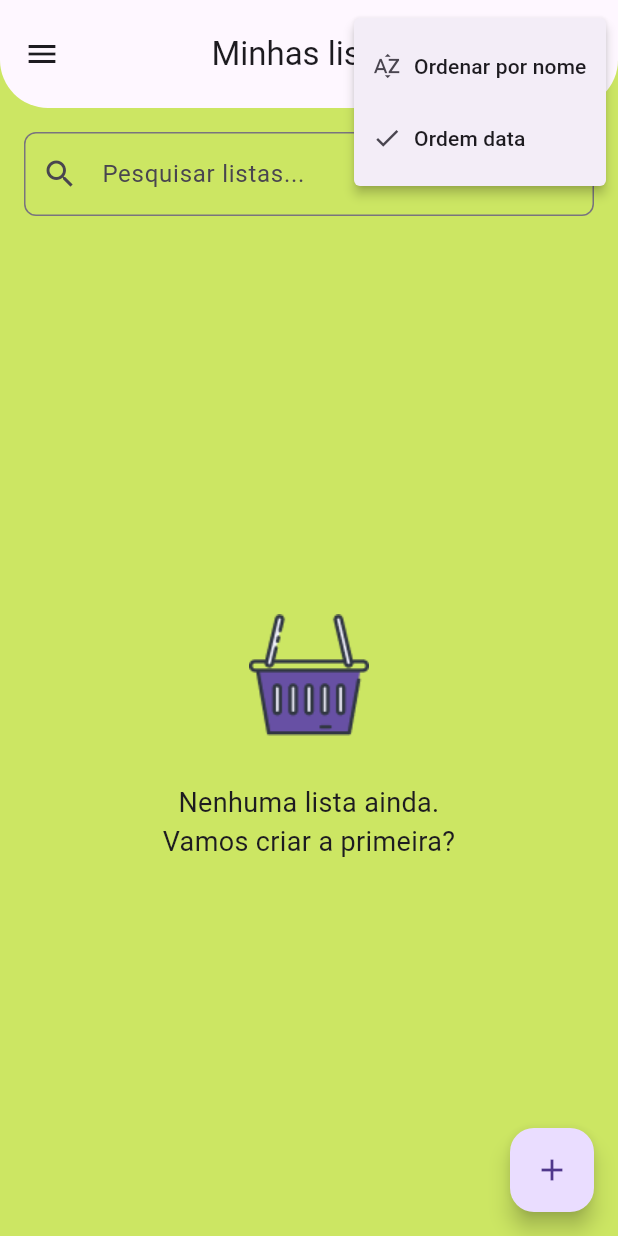
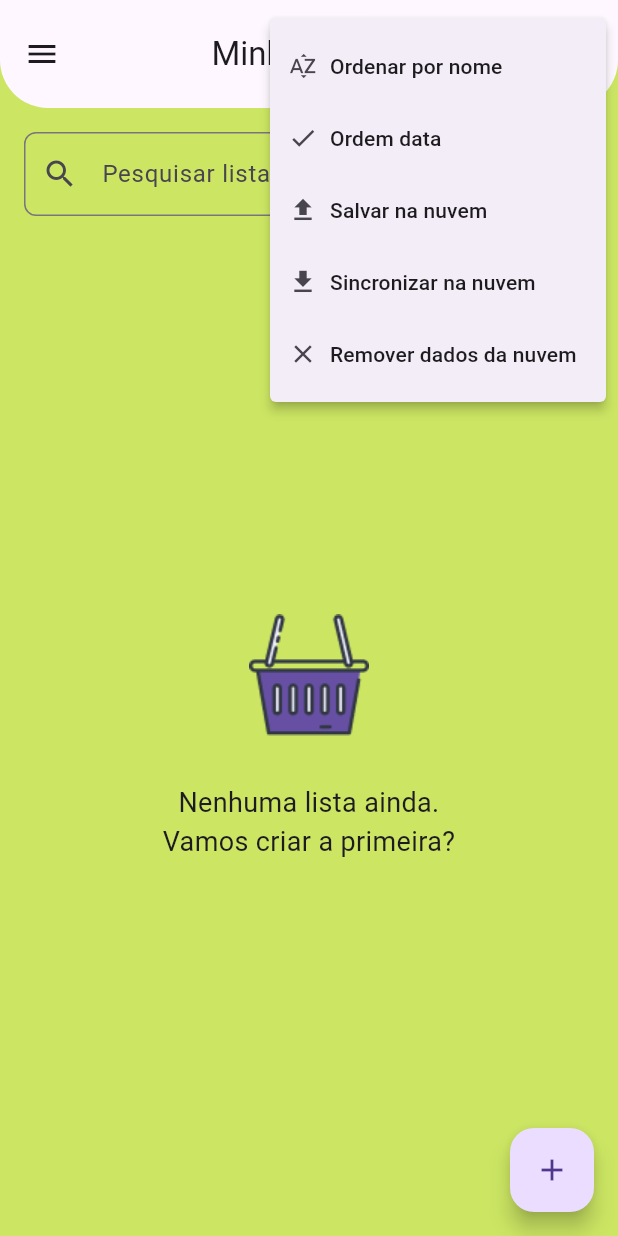
Before and after one commit to Leankar-dev/flutter_lista_compras_drift_dio, a Flutter app: the HomeScreen screen opened by its route, after a tap on the "more vert" icon, on a phone screen of 412 x 824 dp. Run offline on Flutter 3.47's test engine with Material 3 defaults, Android fonts, the light colour scheme and no system bars; our stand-ins replace drift; accounts and stored records are empty; generated files the repository leaves out were written again.

Commit message:
criação botões na app bar para salvar na nuvem

```diff
--- a/lib/listins/screens/home_screen.dart
+++ b/lib/listins/screens/home_screen.dart
@@ -42,6 +42,7 @@
       drawer: HomeDrawer(user: widget.user),
       appBar: AppBar(
         title: const Text("Minhas listas"),
+        centerTitle: true,
         actions: [
           PopupMenuButton<String>(
             onSelected: (String value) {
@@ -51,6 +52,15 @@
                   break;
                 case 'order_default':
                   orderDefault();
+                  break;
+                case 'save_sky':
+                  saveSky();
+                  break;
+                case 'sync_sky':
+                  syncSky();
+                  break;
+                case 'clear_sky':
+                  clearSky();
                   break;
               }
             },
@@ -75,6 +85,45 @@
                     Icon(!isOrderedByName ? Icons.check : Icons.list, size: 20),
                     const SizedBox(width: 8),
                     const Text('Ordem data'),
+                  ],
+                ),
+              ),
+              PopupMenuItem<String>(
+                value: 'save_sky',
+                child: Row(
+                  children: [
+                    Icon(
+                      !isOrderedByName ? Icons.upload : Icons.save_as,
+                      size: 20,
+                    ),
+                    const SizedBox(width: 8),
+                    const Text('Salvar na nuvem'),
+                  ],
+                ),
+              ),
+              PopupMenuItem<String>(
+                value: 'sync_sky',
+                child: Row(
+                  children: [
+                    Icon(
+                      !isOrderedByName ? Icons.download : Icons.download,
+                      size: 20,
+                    ),
+                    const SizedBox(width: 8),
+                    const Text('Sincronizar na nuvem'),
+                  ],
+                ),
+              ),
+              PopupMenuItem<String>(
+                value: 'clear_sky',
+                child: Row(
+                  children: [
+                    Icon(
+                      !isOrderedByName ? Icons.clear : Icons.delete,
+                      size: 20,
+                    ),
+                    const SizedBox(width: 8),
+                    const Text('Remover dados da nuvem'),
                   ],
                 ),
               ),
@@ -238,4 +287,28 @@
       orderDefault();
     }
   }
+
+  void saveSky() {
+    // Implement the logic to save the listins to the cloud (Sky)
+    // This is a placeholder for the actual implementation
+    ScaffoldMessenger.of(
+      context,
+    ).showSnackBar(const SnackBar(content: Text('Listas salvas na nuvem!')));
+  }
+
+  void syncSky() {
+    // Implement the logic to sync the listins with the cloud (Sky)
+    // This is a placeholder for the actual implementation
+    ScaffoldMessenger.of(context).showSnackBar(
+      const SnackBar(content: Text('Listas sincronizadas com a nuvem!')),
+    );
+  }
+
+  void clearSky() {
+    // Implement the logic to clear the listins from the cloud (Sky)
+    // This is a placeholder for the actual implementation
+    ScaffoldMessenger.of(
+      context,
+    ).showSnackBar(const SnackBar(content: Text('Dados da nuvem removidos!')));
+  }
 }
```
